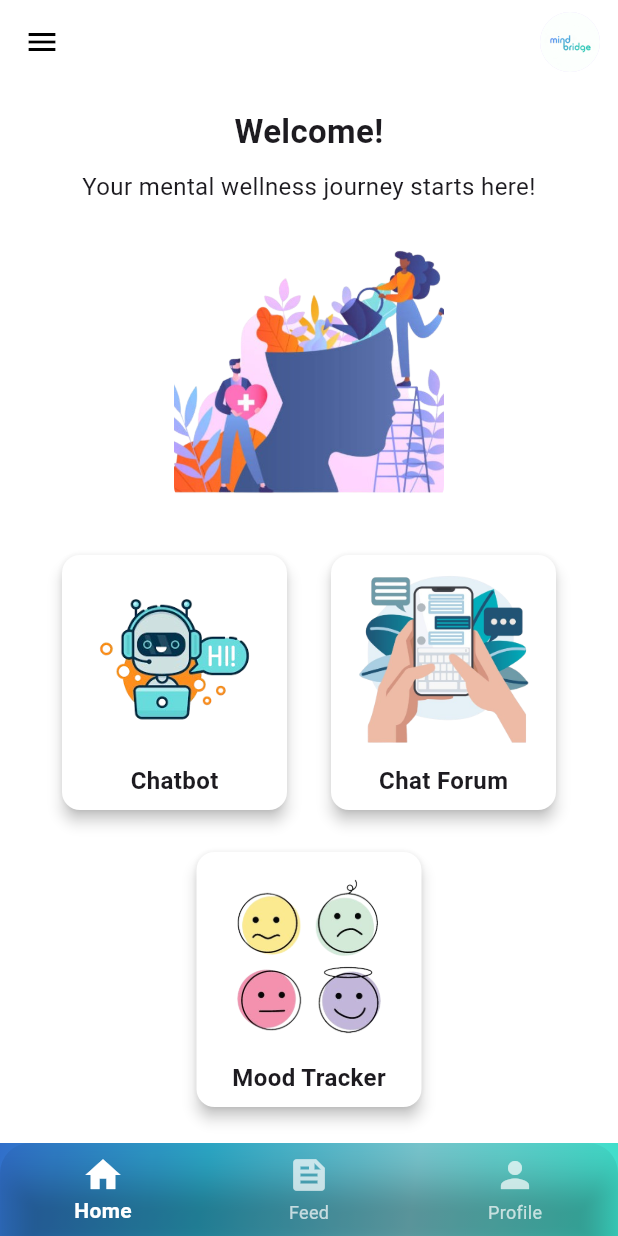
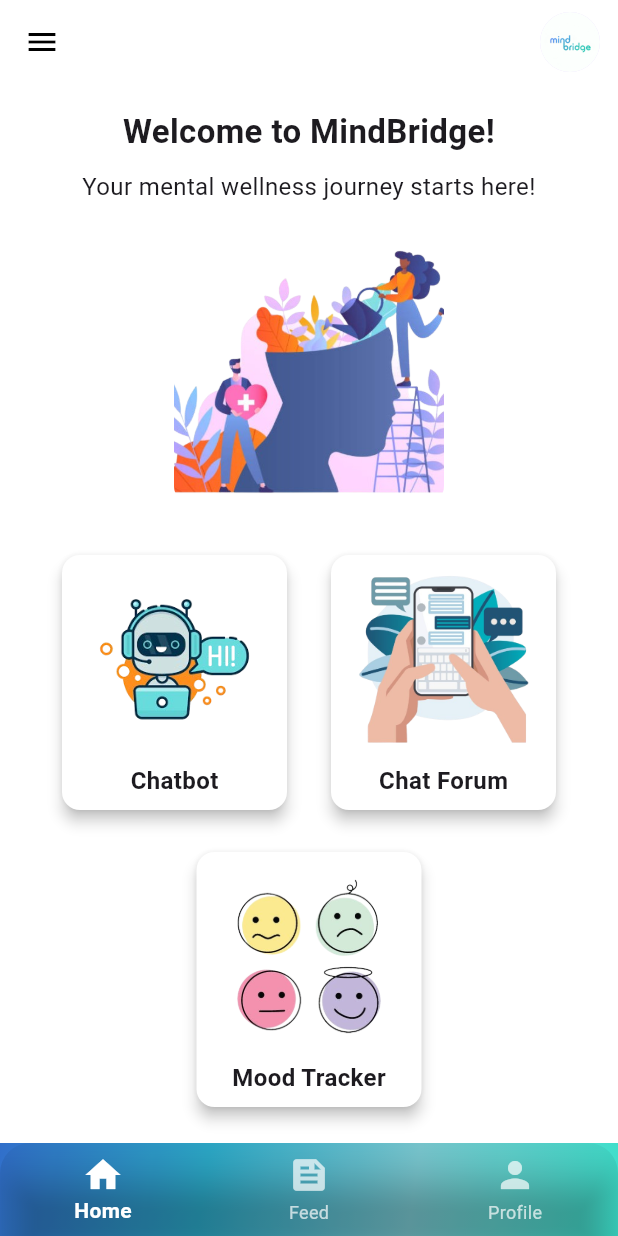
Before and after one commit to Ranumi123/SDGP, a Flutter app: the screen it shows after launch, on a phone screen of 412 x 824 dp. Run offline on Flutter 3.47's test engine with Material 3 defaults, Android fonts, the phone set to English and light mode, and no system bars.

```diff
--- a/lib/home_page.dart
+++ b/lib/home_page.dart
@@ -53,7 +53,7 @@ class _HomePageState extends State<HomePage> {
               Column(
                 children: [
                   Text(
-                    "Welcome!",
+                    "Welcome to MindBridge!",
                     style: TextStyle(fontSize: 22, fontWeight: FontWeight.bold),
                     textAlign: TextAlign.center,
                   ),
```
